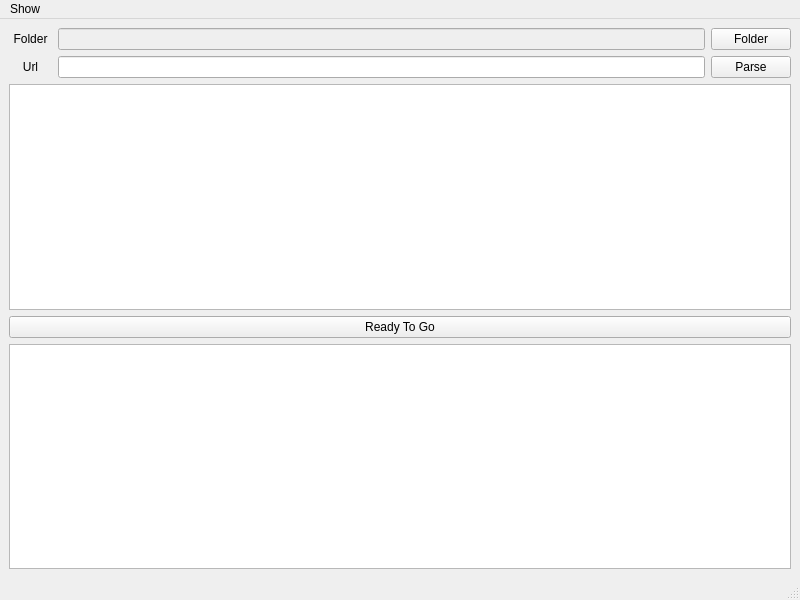
This is helpmedownload/untitled_main.ui in ChrisYangTW/HelpMeDownload as Qt 5 draws it before an edit. The edited form follows.
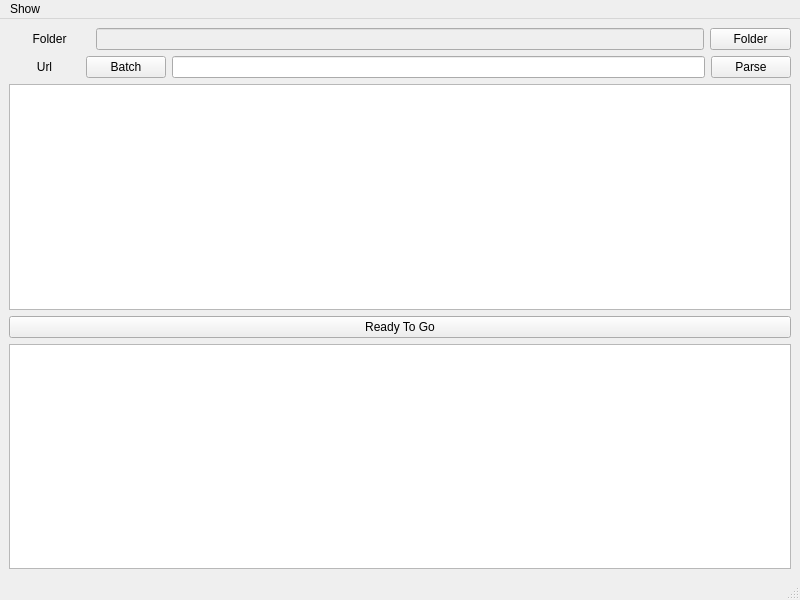
This is the edited form.

Commit message: Add a pre-processing class for batch downloading multiple models in the future

Patch:
```diff
--- a/helpmedownload/untitled_main.ui
+++ b/helpmedownload/untitled_main.ui
@@ -16,7 +16,7 @@
   <widget class="QWidget" name="centralwidget">
    <layout class="QVBoxLayout" name="verticalLayout" stretch="1,1,2,0,1,2">
     <item>
-     <layout class="QHBoxLayout" name="horizontalLayout_1" stretch="1,15,1">
+     <layout class="QHBoxLayout" name="horizontalLayout_1" stretch="2,15,2">
       <item>
        <widget class="QLabel" name="folder_label">
         <property name="text">
@@ -44,7 +44,7 @@
      </layout>
     </item>
     <item>
-     <layout class="QHBoxLayout" name="horizontalLayout_2" stretch="1,15,1">
+     <layout class="QHBoxLayout" name="horizontalLayout_2" stretch="2,2,15,2">
       <item>
        <widget class="QLabel" name="url_label">
         <property name="text">
@@ -55,6 +55,13 @@
         </property>
        </widget>
       </item>
+      <item>
+       <widget class="QPushButton" name="batch_push_button">
+        <property name="text">
+         <string>Batch</string>
+        </property>
+       </widget>
+      </item>
       <item>
        <widget class="QLineEdit" name="url_line_edit"/>
       </item>
```
The commit also changes 4 other files.
